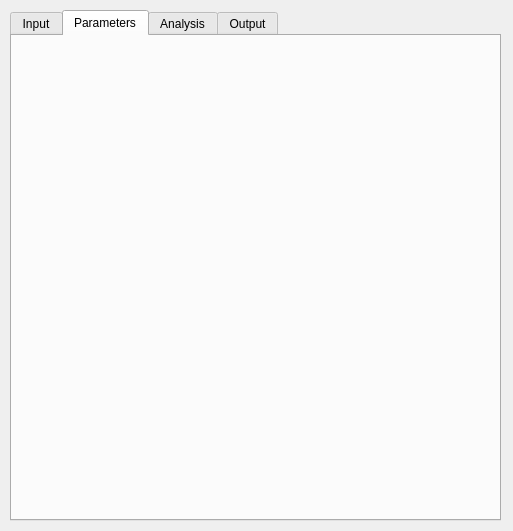
The window that filter_point_cloud_gui.ui (RuizGeo/filter_point_cloud) describes before a commit, drawn with Qt 5.
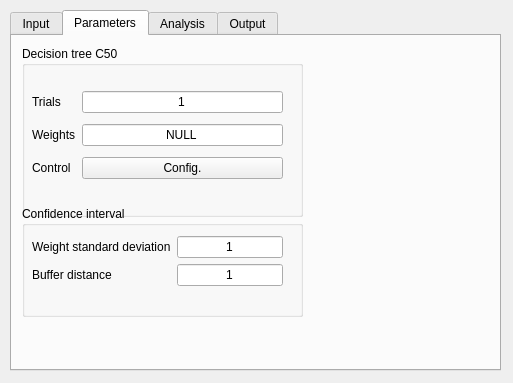
The same window after the commit. The open tabs and pages were chosen to show the change.

```diff
--- a/filter_point_cloud_gui.ui
+++ b/filter_point_cloud_gui.ui
@@ -7,7 +7,7 @@
     <x>0</x>
     <y>0</y>
     <width>513</width>
-    <height>531</height>
+    <height>383</height>
    </rect>
   </property>
   <property name="windowTitle">
@@ -19,7 +19,7 @@
      <x>10</x>
      <y>10</y>
      <width>491</width>
-     <height>511</height>
+     <height>361</height>
     </rect>
    </property>
    <property name="currentIndex">
@@ -120,6 +120,150 @@
     <attribute name="title">
      <string>Parameters</string>
     </attribute>
+    <widget class="QGroupBox" name="groupBox_DT_C50">
+     <property name="geometry">
+      <rect>
+       <x>10</x>
+       <y>10</y>
+       <width>281</width>
+       <height>171</height>
+      </rect>
+     </property>
+     <property name="title">
+      <string>Decision tree C50</string>
+     </property>
+     <widget class="QWidget" name="">
+      <property name="geometry">
+       <rect>
+        <x>10</x>
+        <y>40</y>
+        <width>251</width>
+        <height>101</height>
+       </rect>
+      </property>
+      <layout class="QGridLayout" name="gridLayout">
+       <item row="1" column="0" colspan="2">
+        <widget class="QLabel" name="label_weights">
+         <property name="text">
+          <string>Weights</string>
+         </property>
+        </widget>
+       </item>
+       <item row="0" column="0" colspan="2">
+        <widget class="QLabel" name="label_trials">
+         <property name="text">
+          <string>Trials</string>
+         </property>
+        </widget>
+       </item>
+       <item row="1" column="2">
+        <widget class="QLineEdit" name="lineEdit_weights">
+         <property name="layoutDirection">
+          <enum>Qt::LeftToRight</enum>
+         </property>
+         <property name="text">
+          <string>NULL</string>
+         </property>
+         <property name="alignment">
+          <set>Qt::AlignCenter</set>
+         </property>
+        </widget>
+       </item>
+       <item row="2" column="0" colspan="2">
+        <widget class="QLabel" name="label_control">
+         <property name="text">
+          <string>Control</string>
+         </property>
+        </widget>
+       </item>
+       <item row="0" column="2">
+        <widget class="QLineEdit" name="lineEdit_trials">
+         <property name="layoutDirection">
+          <enum>Qt::LeftToRight</enum>
+         </property>
+         <property name="text">
+          <string>1</string>
+         </property>
+         <property name="alignment">
+          <set>Qt::AlignCenter</set>
+         </property>
+        </widget>
+       </item>
+       <item row="2" column="2">
+        <widget class="QPushButton" name="pushButton_control">
+         <property name="text">
+          <string>Config.</string>
+         </property>
+        </widget>
+       </item>
+      </layout>
+     </widget>
+    </widget>
+    <widget class="QGroupBox" name="groupBox_conf_interval">
+     <property name="geometry">
+      <rect>
+       <x>10</x>
+       <y>170</y>
+       <width>281</width>
+       <height>111</height>
+      </rect>
+     </property>
+     <property name="title">
+      <string>Confidence interval</string>
+     </property>
+     <widget class="QWidget" name="">
+      <property name="geometry">
+       <rect>
+        <x>10</x>
+        <y>30</y>
+        <width>251</width>
+        <height>62</height>
+       </rect>
+      </property>
+      <layout class="QFormLayout" name="formLayout_3">
+       <item row="0" column="0">
+        <widget class="QLabel" name="label_confidence_interval">
+         <property name="text">
+          <string>Weight standard deviation</string>
+         </property>
+        </widget>
+       </item>
+       <item row="0" column="1">
+        <widget class="QLineEdit" name="lineEdit_weight_sd">
+         <property name="layoutDirection">
+          <enum>Qt::LeftToRight</enum>
+         </property>
+         <property name="text">
+          <string>1</string>
+         </property>
+         <property name="alignment">
+          <set>Qt::AlignCenter</set>
+         </property>
+        </widget>
+       </item>
+       <item row="1" column="0">
+        <widget class="QLabel" name="label_confidence_interval_2">
+         <property name="text">
+          <string>Buffer distance</string>
+         </property>
+        </widget>
+       </item>
+       <item row="1" column="1">
+        <widget class="QLineEdit" name="lineEdit_weight_sd_2">
+         <property name="layoutDirection">
+          <enum>Qt::LeftToRight</enum>
+         </property>
+         <property name="text">
+          <string>1</string>
+         </property>
+         <property name="alignment">
+          <set>Qt::AlignCenter</set>
+         </property>
+        </widget>
+       </item>
+      </layout>
+     </widget>
+    </widget>
    </widget>
    <widget class="QWidget" name="tab_analysis">
     <attribute name="title">
```
Left out of the diff: 31 changed lines with no effect on the pictures.
